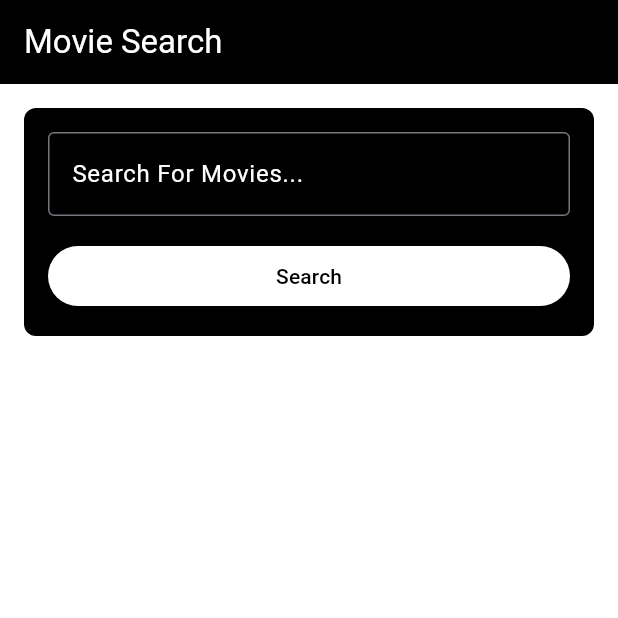
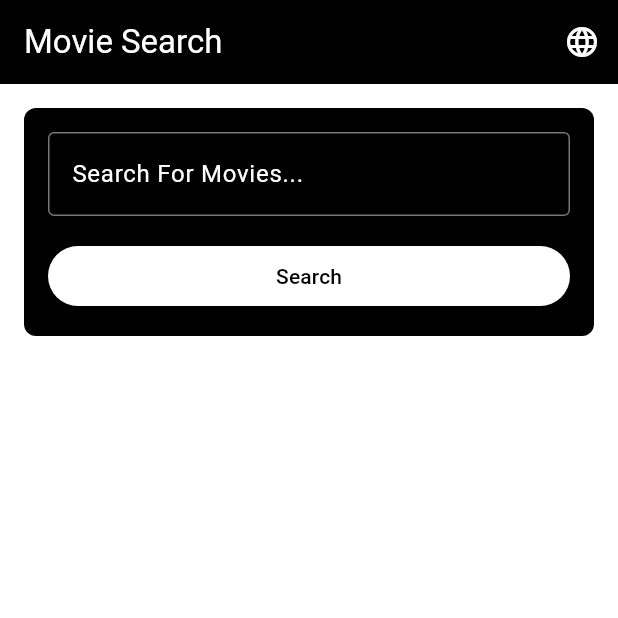
Before and after one commit to spin64/MovieSearchMobileApp, a Flutter app: the screen it shows after launch, on a phone screen of 412 x 824 dp, the top half of it. Run offline on Flutter 3.47's test engine with Material 3 defaults, Android fonts, the phone set to English and light mode, and no system bars; generated files the repository leaves out were written again.

```diff
--- /dev/null
+++ b/l10n.yaml
@@ -0,0 +1,3 @@
+arb-dir: lib/l10n
+template-arb-file: app_en.arb
+output-localization-file: app_localizations.dart
--- a/lib/Screens/home_screen.dart
+++ b/lib/Screens/home_screen.dart
@@ -2,6 +2,8 @@ import 'package:flutter/material.dart';
 import '../Services/api/movie_service.dart';
 import '../Widgets/movie_card.dart';
 import '../Services/api/logs_service.dart';
+import 'package:flutter_gen/gen_l10n/app_localizations.dart';
+
 
 class HomeScreen extends StatefulWidget {
   const HomeScreen({super.key});
@@ -74,12 +76,12 @@ class _HomeScreenState extends State<HomeScreen> {
                   child: TextField(
                     controller: _controller,
                     cursorColor: Colors.white,
-                    style: const TextStyle(color: Colors.white),
-                    decoration: const InputDecoration(
-                      labelText: 'Search For Movies...',
+                    style: TextStyle(color: Colors.white),
+                    decoration: InputDecoration(
+                      labelText: AppLocalizations.of(context)!.searchFor,
                       labelStyle: TextStyle(color: Colors.white),
                       border: OutlineInputBorder(),
-                      focusedBorder: OutlineInputBorder(
+                      focusedBorder: const OutlineInputBorder(
                         borderSide: BorderSide(color: Colors.white, width: 2.0),
                       ),
                     ),
@@ -96,7 +98,7 @@ class _HomeScreenState extends State<HomeScreen> {
                       backgroundColor: Colors.white,
                       foregroundColor: Colors.black,
                     ),
-                    child: const Text('Search'),
+                    child: Text(AppLocalizations.of(context)!.search),
                   ),
                 ),
               ],
--- a/lib/main.dart
+++ b/lib/main.dart
@@ -1,25 +1,52 @@
 import 'package:flutter/material.dart';
+import 'package:flutter_localizations/flutter_localizations.dart';
 import 'Screens/home_screen.dart';
 import 'Screens/logs_screen.dart';
-
+import 'package:flutter_gen/gen_l10n/app_localizations.dart';
 
 void main() {
-  runApp(const MyApp());
+  runApp(MyApp());
 }
 
-class MyApp extends StatelessWidget {
-  const MyApp({super.key});
+class MyApp extends StatefulWidget {
+  @override
+  State<MyApp> createState() => _MyAppState();
+}
+
+class _MyAppState extends State<MyApp> {
+  Locale _locale = const Locale('en');
+
+  void _toggleLocale() {
+    setState(() {
+      _locale = _locale.languageCode == 'en'
+          ? const Locale('fr')
+          : const Locale('en');
+    });
+  }
 
   @override
   Widget build(BuildContext context) {
-    return const MaterialApp(
-      home: MainScreen(),
+    return MaterialApp(
+      locale: _locale,
+      localizationsDelegates: const [
+        AppLocalizations.delegate,
+        GlobalMaterialLocalizations.delegate,
+        GlobalCupertinoLocalizations.delegate,
+        GlobalWidgetsLocalizations.delegate,
+      ],
+      supportedLocales: const [
+        Locale('en'),
+        Locale('fr'),
+      ],
+      home: MainScreen(onLocaleChange: _toggleLocale),
     );
   }
 }
 
 class MainScreen extends StatefulWidget {
-  const MainScreen({super.key});
+  final VoidCallback onLocaleChange;
+
+  const MainScreen({super.key, required this.onLocaleChange});
 
   @override
   State<MainScreen> createState() => _MainScreenState();
@@ -39,7 +66,13 @@ class _MainScreenState extends State<MainScreen> {
       appBar: AppBar(
         foregroundColor: Colors.white,
         backgroundColor: Colors.black,
-        title: const Text("Movie Search"),
+        title: const Text('Movie Search'),
+        actions: [
+          IconButton(
+            icon: const Icon(Icons.language),
+            onPressed: widget.onLocaleChange,
+          ),
+        ],
       ),
       body: _pages[_currentIndex],
       bottomNavigationBar: BottomNavigationBar(
@@ -51,14 +84,14 @@ class _MainScreenState extends State<MainScreen> {
             _currentIndex = index;
           });
         },
-        items: const [
+        items: [
           BottomNavigationBarItem(
-            icon: Icon(Icons.home),
-            label: 'Home',
+            icon: const Icon(Icons.home),
+            label: AppLocalizations.of(context)!.home,
           ),
           BottomNavigationBarItem(
-            icon: Icon(Icons.list),
-            label: 'Logs',
+            icon: const Icon(Icons.list),
+            label: AppLocalizations.of(context)!.logs,
           ),
         ],
       ),
--- a/pubspec.yaml
+++ b/pubspec.yaml
@@ -37,6 +37,9 @@ dependencies:
   cupertino_icons: ^1.0.8
   http: ^1.2.2
   flutter_dotenv: ^5.0.2
+  flutter_localizations:
+    sdk: flutter
+  intl: any
 
 dev_dependencies:
   flutter_test:
@@ -60,6 +63,7 @@ flutter:
   # included with your application, so that you can use the icons in
   # the material Icons class.
   uses-material-design: true
+  generate: true
 
   # To add assets to your application, add an assets section, like this:
   assets:
```
Also changed, not shown: lib/Widgets/movie_card.dart (+4 -3 lines), lib/l10n/app_en.arb (added, +12 -0 lines), lib/l10n/app_fr.arb (added, +12 -0 lines).
